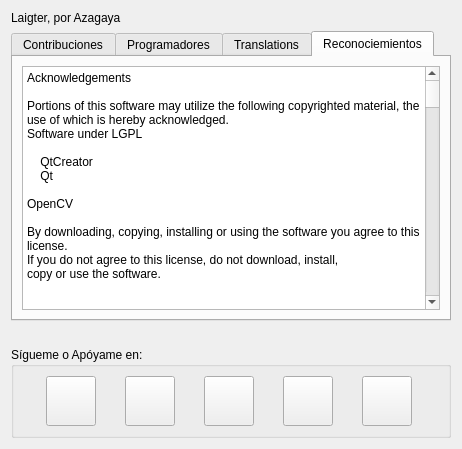
azagaya/laigter, file gui/aboutdialog.ui: the form before one commit.
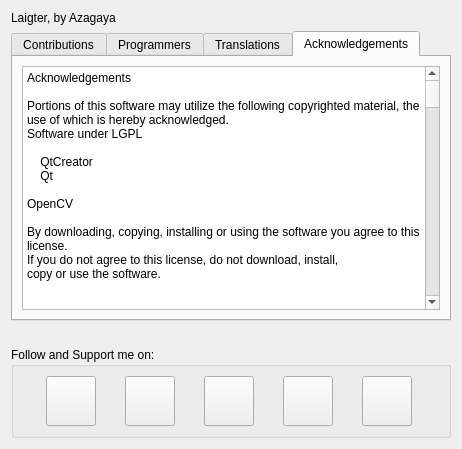
The form after the commit. The open tabs and pages were chosen to show the change. Icons and pictures are not drawn.

```diff
--- a/gui/aboutdialog.ui
+++ b/gui/aboutdialog.ui
@@ -24,7 +24,7 @@
    <item row="4" column="0">
     <widget class="QGroupBox" name="groupBox">
      <property name="title">
-      <string>Sígueme o Apóyame en:</string>
+      <string>Follow and Support me on:</string>
      </property>
      <layout class="QGridLayout" name="gridLayout">
       <item row="0" column="3">
@@ -178,7 +178,7 @@
    <item row="0" column="0">
     <widget class="QLabel" name="label">
      <property name="text">
-      <string>Laigter, por Azagaya</string>
+      <string>Laigter, by Azagaya</string>
      </property>
     </widget>
    </item>
@@ -189,7 +189,7 @@
      </property>
      <widget class="QWidget" name="tab">
       <attribute name="title">
-       <string>Contribuciones</string>
+       <string>Contributions</string>
       </attribute>
       <layout class="QGridLayout" name="gridLayout_3">
        <item row="1" column="0">
@@ -212,7 +212,7 @@
      </widget>
      <widget class="QWidget" name="tab_2">
       <attribute name="title">
-       <string>Programadores</string>
+       <string>Programmers</string>
       </attribute>
       <layout class="QGridLayout" name="gridLayout_2">
        <item row="0" column="0">
@@ -254,7 +254,7 @@
      </widget>
      <widget class="QWidget" name="tab_3">
       <attribute name="title">
-       <string>Reconociemientos</string>
+       <string>Acknowledgements</string>
       </attribute>
       <layout class="QGridLayout" name="gridLayout_4">
        <item row="0" column="0">
```
Left out of the diff: 4 changed lines with no effect on the pictures.
